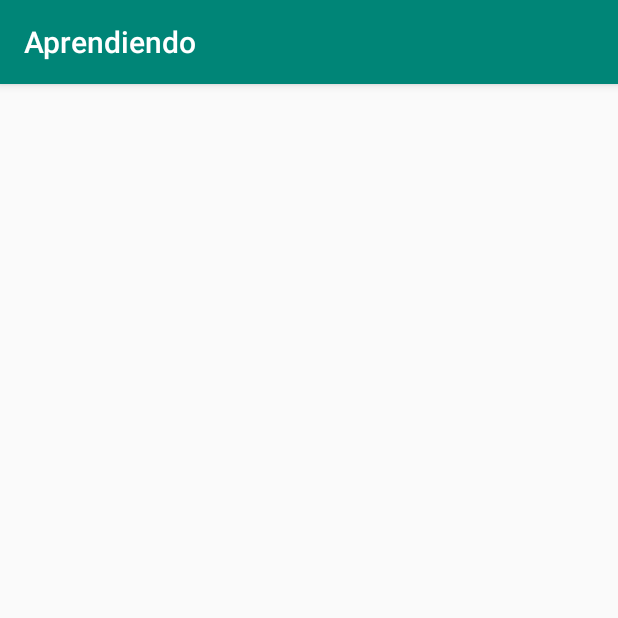
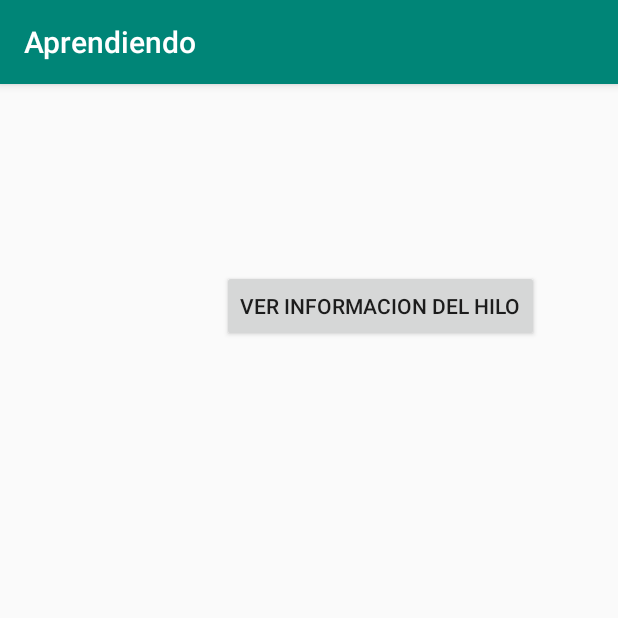
Before and after one commit to ingjuandiegobonilla/comohaceraplicacionesdesde0ejercicios, an Android app: the screen it shows after launch (MainActivity), on a phone screen of 412 x 824 dp, the top half of it. Run offline under Robolectric (Android 15) with nearby library versions, the phone set to English and light mode, and no system bars.

Commit message:
new Threads

```diff
--- a/app/src/main/java/com/example/aprendiendo/MainActivity.java
+++ b/app/src/main/java/com/example/aprendiendo/MainActivity.java
@@ -8,17 +8,48 @@ import android.view.animation.Animation;
 import android.view.animation.AnimationUtils;
 import android.widget.Button;
 import android.widget.ImageView;
+import android.widget.Toast;
 
-public class MainActivity extends AppCompatActivity  {
+public class MainActivity extends AppCompatActivity implements View.OnClickListener {
 
-
+    Button runThread;
+    int i;
 
     @Override
     protected void onCreate(Bundle savedInstanceState) {
         super.onCreate(savedInstanceState);
         setContentView(R.layout.activity_main);
 
+        runThread = findViewById(R.id.run_thread);
+        runThread.setOnClickListener(this);
+        i = 0;
+        new Thread(new Runnable() {
+            @Override
+            public void run() {
+                for (i = 0; i < 10000; i++) {
+                    System.out.println(i);
+
+                    try {
+                        Thread.sleep(3000);
+                    } catch (InterruptedException e) {
+                        e.printStackTrace();
+                    }
+                }
+            }
+        }).start();
+
     }
 
 
+    @Override
+    public void onClick(View v) {
+        switch (v.getId()) {
+            case R.id.run_thread:
+                String valor = String.valueOf(i);
+                Toast.makeText(MainActivity.this, valor, Toast.LENGTH_SHORT).show();
+                break;
+            default:
+                break;
+        }
+    }
 }
--- a/app/src/main/res/layout/activity_main.xml
+++ b/app/src/main/res/layout/activity_main.xml
@@ -7,4 +7,13 @@
     tools:context=".MainActivity">
 
 
+    <Button
+        android:id="@+id/run_thread"
+        android:layout_width="wrap_content"
+        android:layout_height="wrap_content"
+        android:layout_marginStart="148dp"
+        android:layout_marginTop="124dp"
+        android:text="@string/button_thread"
+        app:layout_constraintStart_toStartOf="parent"
+        app:layout_constraintTop_toTopOf="parent" />
 </androidx.constraintlayout.widget.ConstraintLayout>
--- a/app/src/main/res/values/strings.xml
+++ b/app/src/main/res/values/strings.xml
@@ -1,3 +1,4 @@
 <resources>
     <string name="app_name">Aprendiendo</string>
+    <string name="button_thread">Ver informacion del hilo</string>
 </resources>
```
